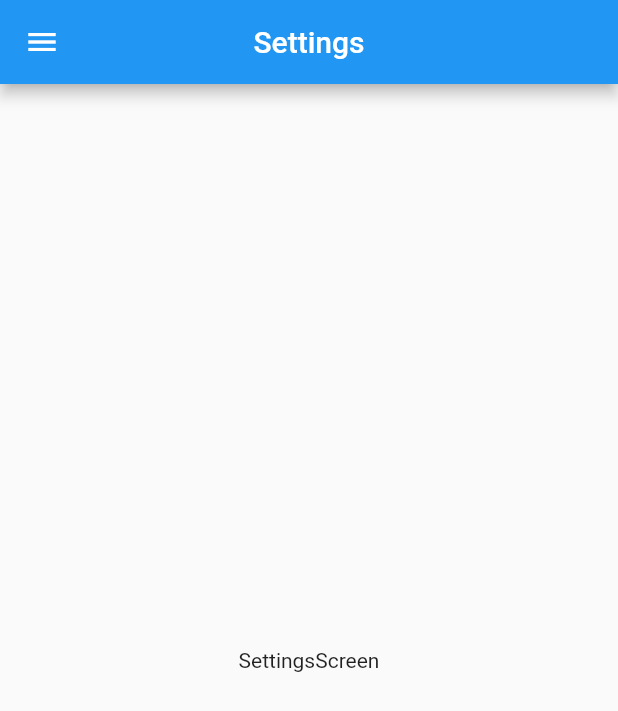
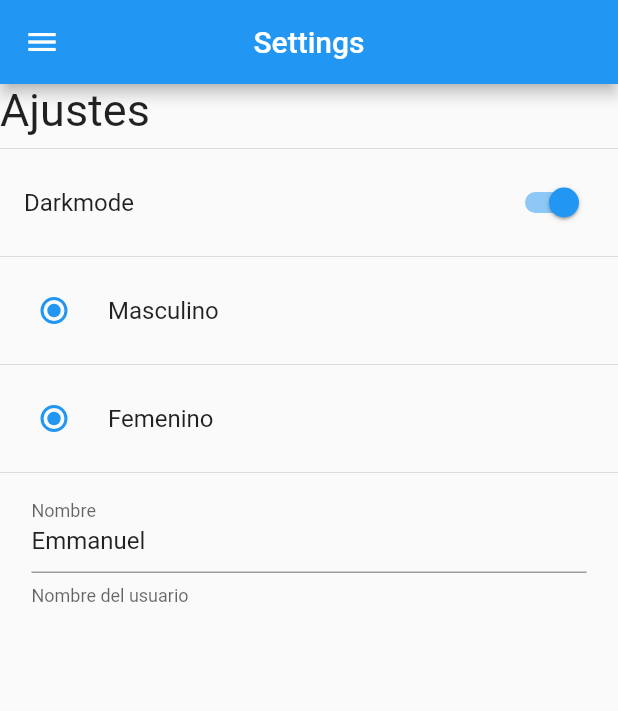
Before and after one commit to EmmanuelBazan/flutter_handle_userPreferences, a Flutter app: the SettingsScreen screen opened by its route, on a phone screen of 412 x 824 dp. Shown: the top 711 px of the screen. Run offline on Flutter 3.47's test engine with Material 2 defaults, Android fonts, the phone set to English and light mode, and no system bars; our stand-ins replace image_picker.

Commit message:
Design on screens Home and Settings

```diff
--- a/lib/screens/settings.dart
+++ b/lib/screens/settings.dart
@@ -14,9 +14,45 @@ class SettingsScreen extends StatelessWidget {
           centerTitle: true,
         ),
         drawer: const SideMenu(),
-      body: const Center(
-        child: Text('SettingsScreen'),
+        body: SingleChildScrollView(
+          child:
+              Column(crossAxisAlignment: CrossAxisAlignment.start, children: [
+            const Text(
+              'Ajustes',
+              style: TextStyle(fontSize: 30),
             ),
-    );
+            const Divider(),
+            SwitchListTile(
+              value: true,
+              onChanged: (value) {},
+              title: const Text('Darkmode'),
+            ),
+            const Divider(),
+            RadioListTile(
+              value: 1,
+              groupValue: 1,
+              onChanged: (value) {},
+              title: const Text('Masculino'),
+            ),
+            const Divider(),
+            RadioListTile(
+              value: 1,
+              groupValue: 1,
+              onChanged: (value) {},
+              title: const Text('Femenino'),
+            ),
+            const Divider(),
+            Padding(
+              padding: const EdgeInsets.symmetric(horizontal: 21),
+              child: TextFormField(
+                initialValue: 'Emmanuel',
+                decoration: const InputDecoration(
+                  labelText: 'Nombre',
+                  helperText: 'Nombre del usuario',
+                ),
+              ),
+            )
+          ]),
+        ));
   }
 }
```
Also changed, not shown: lib/screens/home.dart (+11 -1 lines). Lines whose indentation alone changed are shown as unchanged.
